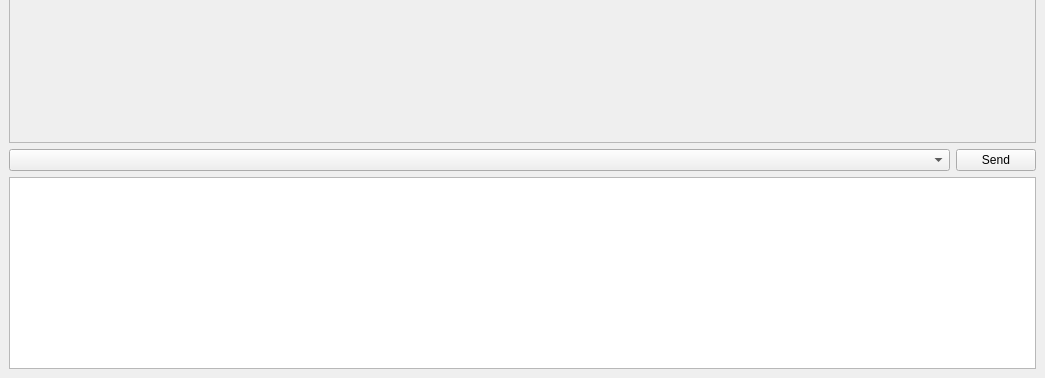
This is experiments/rag/cedric/interface.ui in arthurkeusch/RESC-AI as Qt 5 draws it before an edit; both pictures show x 0 to 1045 and y 396 to 774 of the 1045 by 774 pixel window. The edited form follows.
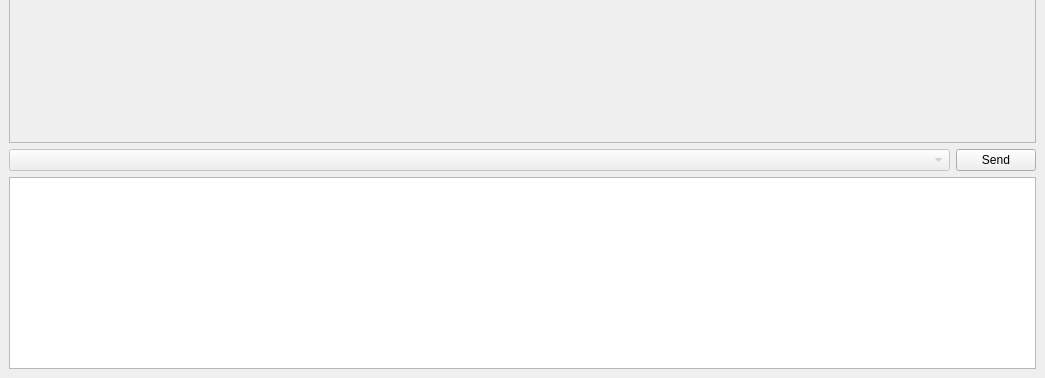
This is the edited form.

Commit message: `[Cedric]` Improved the UI : - Requests are now async - Messages bubbles have the right size (except they have a max size for no obvious reason, but it's way less inconvenient)

```diff
--- a/experiments/rag/cedric/interface.ui
+++ b/experiments/rag/cedric/interface.ui
@@ -55,7 +55,7 @@
         <item>
          <widget class="QComboBox" name="model_selector">
           <property name="enabled">
-           <bool>true</bool>
+           <bool>false</bool>
           </property>
           <property name="sizePolicy">
            <sizepolicy hsizetype="Expanding" vsizetype="Fixed">
```
The commit also changes 2 other files.
